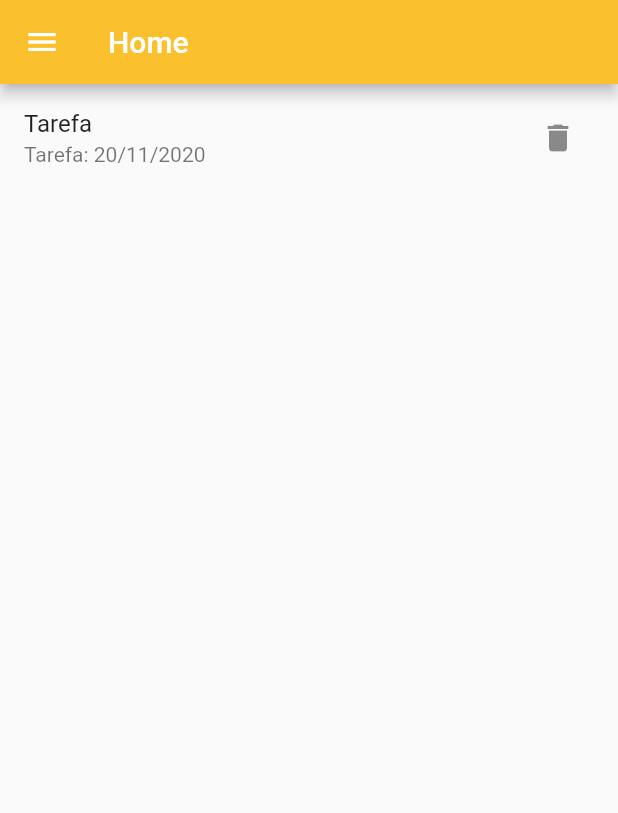
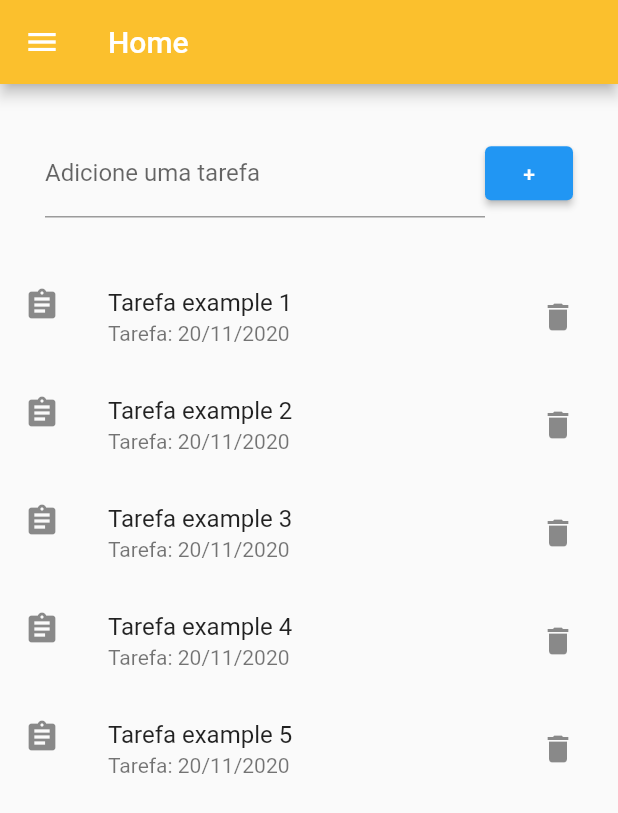
Before and after one commit to dev-brito99frelas/fluter_task_linux, a Flutter app: the Home screen opened directly, on a phone screen of 412 x 824 dp. Shown: the top 813 px of the screen. Run offline on Flutter 3.47's test engine with Material 2 defaults, Android fonts, the phone set to English and light mode, and no system bars.

Commit message:
add list items and solved infinite row width problem

```diff
--- a/lib/pages/home.dart
+++ b/lib/pages/home.dart
@@ -8,8 +8,15 @@ class Home extends StatefulWidget {
 }
 
 class _HomeState extends State<Home> {
-  List<String> tarefas = [];
+  List<String> tasks = [
+    "example 1",
+    "example 2",
+    "example 3",
+    "example 4",
+    "example 5"
+  ];
   final TextEditingController tarefaController = TextEditingController();
+  late String iterator;
 
   @override
   Widget build(BuildContext context) {
@@ -19,20 +26,63 @@ class _HomeState extends State<Home> {
         title: const Text('Home'),
       ),
       drawer: const Drawer(),
-      body: ListView(
-        shrinkWrap: true,
+      body: Column(
         children: [
-          ListTile(
-            title: const Text('Tarefa '),
-            subtitle: const Text('Tarefa: 20/11/2020'),
-            trailing: IconButton(
-              icon: const Icon(Icons.delete),
-              onPressed: () {},
+          Padding(
+            padding: const EdgeInsets.all(30),
+            child: Row(
+              children: [
+                Expanded(
+                  flex: 5,
+                  child: TextField(
+                    controller: tarefaController,
+                    decoration: const InputDecoration(
+                      labelText: 'Adicione uma tarefa',
+                      hintText: "...@estudar typeorm",
+                      errorText: null,
+                    ),
+                    onChanged: onchangedTarefa,
+                  ),
+                ),
+                Expanded(
+                  flex: 1,
+                  child: ElevatedButton(
+                    onPressed: onPressedAdd,
+                    child: const Text("+"),
+                  ),
+                )
+              ],
             ),
-            onTap: () {},
+          ),
+          ListView(
+            shrinkWrap: true,
+            children: [
+              for (iterator in tasks)
+                ListTile(
+                  leading: const Icon(Icons.assignment, size: 24.0),
+                  title: Text('Tarefa $iterator'),
+                  subtitle: const Text('Tarefa: 20/11/2020'),
+                  trailing: IconButton(
+                    icon: const Icon(Icons.delete),
+                    onPressed: () {
+                      // ignore: avoid_print
+                      print("delete $iterator");
+                    },
+                  ),
+                  onTap: () {
+                    // ignore: avoid_print
+                    print(":$iterator");
+                  },
+                ),
+            ],
           ),
         ],
       ),
     );
   }
+
+  void onchangedTarefa(String algomudou) {}
+  void onPressedAdd() {
+    tarefaController.clear();
+  }
 }
```
